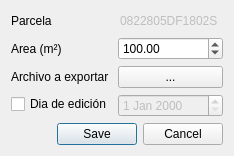
Old version of the form ui/requestData_dialog.ui in the repository psigcat/export_gml_catastro_espanya.
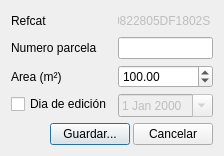
New version of the form.

Patch:
```diff
--- a/ui/requestData_dialog.ui
+++ b/ui/requestData_dialog.ui
@@ -6,8 +6,8 @@
    <rect>
     <x>0</x>
     <y>0</y>
-    <width>234</width>
-    <height>150</height>
+    <width>211</width>
+    <height>152</height>
    </rect>
   </property>
   <property name="windowTitle">
@@ -16,24 +16,53 @@
   <layout class="QVBoxLayout" name="dialogLayout">
    <item>
     <layout class="QFormLayout" name="formLayout">
-     <property name="fieldGrowthPolicy">
-      <enum>QFormLayout::AllNonFixedFieldsGrow</enum>
-     </property>
      <item row="0" column="0">
       <widget class="QLabel" name="parcela_lbl">
        <property name="text">
-        <string>Parcela</string>
+        <string>Refcat</string>
+       </property>
+      </widget>
+     </item>
+     <item row="0" column="1">
+      <widget class="QLineEdit" name="parcela_tbx">
+       <property name="enabled">
+        <bool>false</bool>
+       </property>
+       <property name="mouseTracking">
+        <bool>false</bool>
+       </property>
+       <property name="focusPolicy">
+        <enum>Qt::NoFocus</enum>
+       </property>
+       <property name="acceptDrops">
+        <bool>false</bool>
+       </property>
+       <property name="text">
+        <string>0822805DF1802S</string>
+       </property>
+       <property name="frame">
+        <bool>false</bool>
        </property>
       </widget>
      </item>
      <item row="1" column="0">
+      <widget class="QLabel" name="num_parcel_lbl">
+       <property name="text">
+        <string>Numero parcela</string>
+       </property>
+      </widget>
+     </item>
+     <item row="1" column="1">
+      <widget class="QLineEdit" name="num_parcel_tbx"/>
+     </item>
+     <item row="2" column="0">
       <widget class="QLabel" name="area_lbl">
        <property name="text">
         <string>Area (m²)</string>
        </property>
       </widget>
      </item>
-     <item row="1" column="1">
+     <item row="2" column="1">
       <widget class="QDoubleSpinBox" name="area_dsb">
        <property name="maximum">
         <double>9999.989999999999782</double>
@@ -58,58 +87,46 @@
        <property name="enabled">
         <bool>false</bool>
        </property>
-      </widget>
-     </item>
-     <item row="2" column="0">
-      <widget class="QLabel" name="archivo_lbl">
-       <property name="text">
-        <string>Archivo a exportar</string>
-       </property>
-      </widget>
-     </item>
-     <item row="2" column="1">
-      <widget class="QPushButton" name="archivo_btn">
-       <property name="text">
-        <string>...</string>
-       </property>
-      </widget>
-     </item>
-     <item row="0" column="1">
-      <widget class="QLineEdit" name="parcela_tbx">
-       <property name="enabled">
-        <bool>false</bool>
-       </property>
-       <property name="mouseTracking">
-        <bool>false</bool>
-       </property>
-       <property name="focusPolicy">
-        <enum>Qt::NoFocus</enum>
-       </property>
-       <property name="acceptDrops">
-        <bool>false</bool>
-       </property>
-       <property name="text">
-        <string>0822805DF1802S</string>
-       </property>
-       <property name="frame">
-        <bool>false</bool>
+       <property name="calendarPopup">
+        <bool>true</bool>
        </property>
       </widget>
      </item>
     </layout>
    </item>
    <item>
-    <widget class="QDialogButtonBox" name="buttonBox">
-     <property name="enabled">
-      <bool>true</bool>
+    <layout class="QHBoxLayout" name="horizontalLayout">
+     <property name="spacing">
+      <number>3</number>
      </property>
-     <property name="orientation">
-      <enum>Qt::Horizontal</enum>
-     </property>
-     <property name="standardButtons">
-      <set>QDialogButtonBox::Cancel|QDialogButtonBox::Save</set>
-     </property>
-    </widget>
+     <item>
+      <spacer name="horizontalSpacer">
+       <property name="orientation">
+        <enum>Qt::Horizontal</enum>
+       </property>
+       <property name="sizeHint" stdset="0">
+        <size>
+         <width>40</width>
+         <height>20</height>
+        </size>
+       </property>
+      </spacer>
+     </item>
+     <item>
+      <widget class="QPushButton" name="save_btn">
+       <property name="text">
+        <string>Guardar...</string>
+       </property>
+      </widget>
+     </item>
+     <item>
+      <widget class="QPushButton" name="cancel_btn">
+       <property name="text">
+        <string>Cancelar</string>
+       </property>
+      </widget>
+     </item>
+    </layout>
    </item>
   </layout>
  </widget>
```
Left out of the diff: 57 changed lines with no effect on the pictures.
